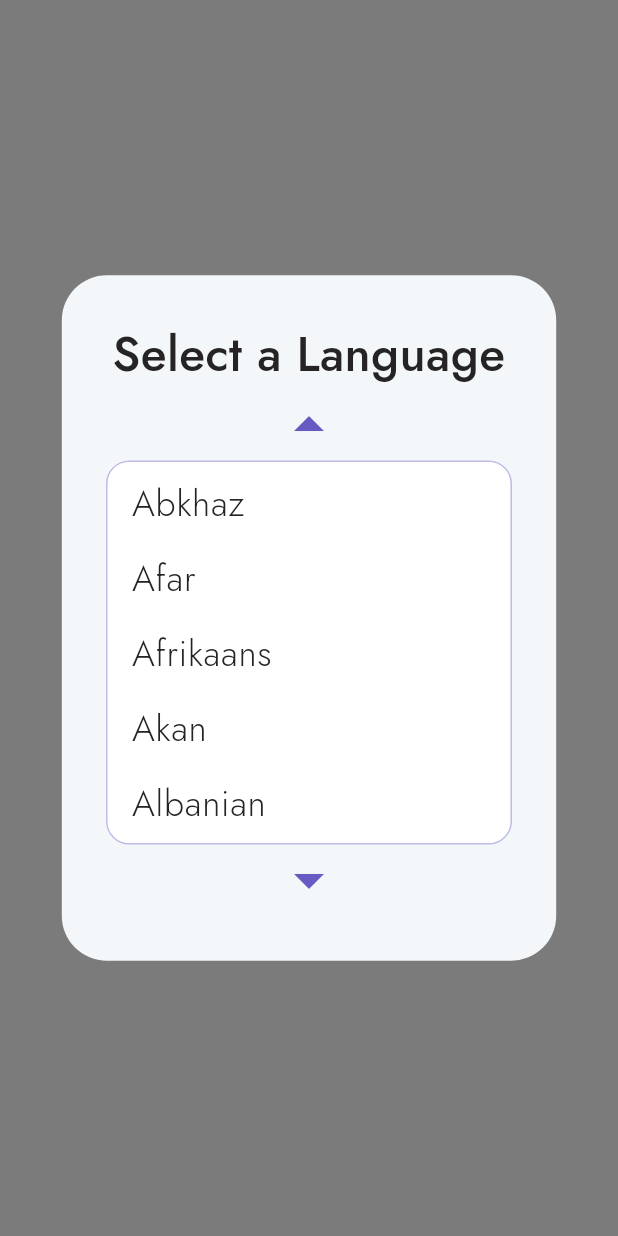
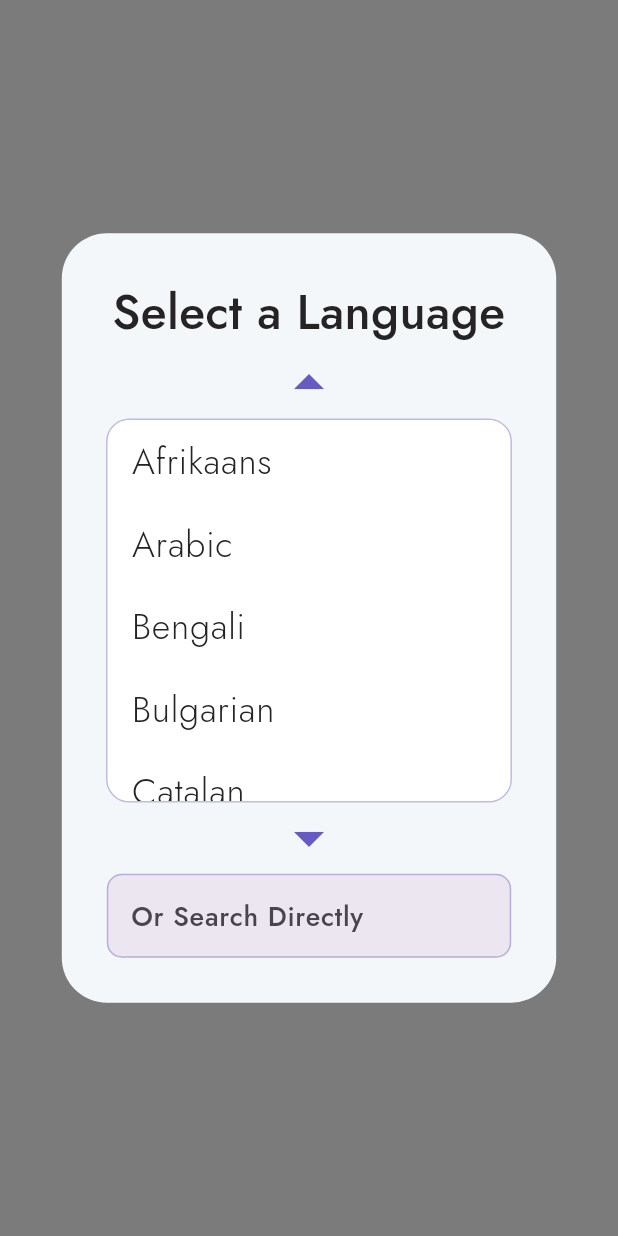
Before and after one commit to ElijahMSmith/Vocabulary-Trainer-App, a Flutter app: the LanguageSelector screen opened directly with empty values, on a phone screen of 412 x 824 dp. Run offline on Flutter 3.47's test engine with Material 3 defaults, Android fonts, the phone set to English and light mode, and no system bars; our stand-ins replace flutter_svg, shared_preferences, sqflite; accounts and stored records are empty.

Commit message:
Simplify language data, add searchbar to selector, fix selector initial offset to put selected halfway in container

```diff
--- a/lib/main.dart
+++ b/lib/main.dart
@@ -6,7 +6,6 @@ import 'package:provider/provider.dart';
 import 'package:vocab_trainer_app/misc/colors.dart';
 import 'package:vocab_trainer_app/misc/db_helper.dart';
 import 'package:vocab_trainer_app/misc/shared_preferences_helper.dart';
-import 'package:vocab_trainer_app/models/language_data.dart';
 import 'package:vocab_trainer_app/models/term_list.dart';
 import 'package:vocab_trainer_app/pages/enter.dart';
 import 'package:vocab_trainer_app/pages/practice.dart';
@@ -49,7 +48,6 @@ enum AppState { READY, LOADING, FAILED }
 class _FrameworkState extends State<Framework> {
   DBHelper db = DBHelper();
   SPHelper sp = SPHelper();
-  LanguageCollection languages = LanguageCollection();
 
   AppState loadingState = AppState.LOADING;
 
@@ -85,9 +83,6 @@ class _FrameworkState extends State<Framework> {
 
     await db.initialize();
     debugPrint("Loaded DB");
-
-    await languages.initialize();
-    debugPrint("Loaded language data");
 
     timerOuter.cancel();
 
--- a/lib/models/language_data.dart
+++ b/lib/models/language_data.dart
@@ -1,55 +1,87 @@
-import 'dart:convert';
-
-import 'package:flutter/services.dart';
-
 /*
 TODOs
 - Still not super happy with the design on this widget. Something isn't quite right.
 - Find a better solution for the ordering so you don't have to scroll nearly as far.
-- Get a new list because this one sucks
 - Make a search feature? Maybe not yet but later?
 - Update selector to include most common languages at the top or offer to enter new
 */
 
-class Language {
-  final String name;
-  final String nativeName;
-  final String code;
-
-  const Language(this.name, this.nativeName, this.code);
-
-  @override
-  String toString() {
-    return "($code) $name - $nativeName";
-  }
-}
-
-class LanguageCollection {
-  static final LanguageCollection _instance = LanguageCollection._internal();
-  List<Language> data = [];
-
-  // Loaded with other resources in the main widget before the app is usable
-  factory LanguageCollection() {
-    return _instance;
-  }
-
-  LanguageCollection._internal();
-
-  Future<void> initialize() async {
-    String languageJSON =
-        await rootBundle.loadString('assets/loads/languages.json');
-    Map<String, dynamic> languageData =
-        json.decode(languageJSON) as Map<String, dynamic>;
-    data = languageData.entries.map((entry) {
-      return Language(entry.value["name"] as String,
-          entry.value["nativeName"] as String, entry.key);
-    }).toList();
-  }
-
-  int indexOfName(String name) {
-    for (int i = 0; i < data.length; i++) {
-      if (data[i].name == name) return i;
-    }
-    return -1;
-  }
-}
+const allLanguages = [
+  "Afrikaans",
+  "Arabic",
+  "Bengali",
+  "Bulgarian",
+  "Catalan",
+  "Cantonese",
+  "Croatian",
+  "Czech",
+  "Danish",
+  "Dutch",
+  "Lithuanian",
+  "Malay",
+  "Malayalam",
+  "Panjabi",
+  "Tamil",
+  "English",
+  "Finnish",
+  "French",
+  "German",
+  "Greek",
+  "Hebrew",
+  "Hindi",
+  "Hungarian",
+  "Indonesian",
+  "Italian",
+  "Japanese",
+  "Javanese",
+  "Korean",
+  "Norwegian",
+  "Polish",
+  "Portuguese",
+  "Romanian",
+  "Russian",
+  "Serbian",
+  "Slovak",
+  "Slovene",
+  "Spanish",
+  "Swedish",
+  "Telugu",
+  "Thai",
+  "Turkish",
+  "Ukrainian",
+  "Vietnamese",
+  "Welsh",
+  "Sign language",
+  "Algerian",
+  "Aramaic",
+  "Armenian",
+  "Berber",
+  "Burmese",
+  "Bosnian",
+  "Brazilian",
+  "Bulgarian",
+  "Cypriot",
+  "Corsica",
+  "Creole",
+  "Scottish",
+  "Egyptian",
+  "Esperanto",
+  "Estonian",
+  "Finn",
+  "Flemish",
+  "Georgian",
+  "Hawaiian",
+  "Indonesian",
+  "Inuit",
+  "Irish",
+  "Icelandic",
+  "Latin",
+  "Mandarin",
+  "Nepalese",
+  "Sanskrit",
+  "Tagalog",
+  "Tahitian",
+  "Tibetan",
+  "Gypsy",
+  "Wu"
+];
--- a/lib/widgets/overlays/language_selector.dart
+++ b/lib/widgets/overlays/language_selector.dart
@@ -4,8 +4,6 @@ import 'package:vocab_trainer_app/models/language_data.dart';
 
 // ignore: must_be_immutable
 class LanguageSelector extends StatefulWidget {
-  final LanguageCollection allLanguages = LanguageCollection();
-
   final String? currentSelection;
   final void Function(String newLanguage) onLanguageSelect;
   OverlayEntry? _overlayRef;
@@ -39,7 +37,7 @@ class _LanguageSelectorState extends State<LanguageSelector>
   late AnimationController _opacityAnimationController;
   late Animation<double> _opacityAnimation;
 
-  final double TILE_HEIGHT = 50;
+  final double TILE_HEIGHT = 55;
 
   @override
   void initState() {
@@ -64,10 +62,11 @@ class _LanguageSelectorState extends State<LanguageSelector>
 
   // TODO: Add a search bar for filtering languages over scrolling
   // TODO: Group recently used at the top and then ALL below that
-  // TODO: Make all languages one line
 
   @override
   Widget build(BuildContext context) {
+    double LANGUAGE_SELECTOR_HEIGHT = 255;
+
     return Scaffold(
       backgroundColor: Colors.transparent,
       body: FadeTransition(
@@ -96,7 +95,7 @@ class _LanguageSelectorState extends State<LanguageSelector>
                   vertical: 30,
                   horizontal: 30,
                 ),
-                child: Column(
+                child: Column( // TODO: Render overflow when entering the search box
                   mainAxisAlignment: MainAxisAlignment.center,
                   crossAxisAlignment: CrossAxisAlignment.stretch,
                   mainAxisSize: MainAxisSize.min,
@@ -119,7 +118,7 @@ class _LanguageSelectorState extends State<LanguageSelector>
                           color: ThemeColors.secondary,
                         ),
                         Container(
-                          height: 255,
+                          height: LANGUAGE_SELECTOR_HEIGHT,
                           decoration: BoxDecoration(
                             color: ThemeColors.primary,
                             border: Border.all(
@@ -137,39 +136,43 @@ class _LanguageSelectorState extends State<LanguageSelector>
                             ),
                             child: ListView(
                               controller: ScrollController(
-                                  initialScrollOffset: widget
-                                              .currentSelection !=
-                                          null
-                                      ? (widget.allLanguages.indexOfName(
-                                              widget.currentSelection!) *
-                                          TILE_HEIGHT) // TODO: This doesn't work
-                                      : 0),
+                                initialScrollOffset: () {
+                                  if (widget.currentSelection != null) {
+                                    // Stupid code that centers the selected language
+                                    return allLanguages.indexOf(
+                                                widget.currentSelection!) *
+                                            TILE_HEIGHT -
+                                        LANGUAGE_SELECTOR_HEIGHT / 2 +
+                                        TILE_HEIGHT / 2;
+                                  }
+                                  return 0.0;
+                                }(),
+                              ),
                               children: [
-                                ...widget.allLanguages.data
+                                ...allLanguages
                                     .map<Widget>(
-                                      (languageData) => SizedBox(
+                                      (language) => SizedBox(
                                         height: TILE_HEIGHT,
                                         child: Material(
                                           color: widget.currentSelection ==
-                                                  languageData.name
+                                                  language
                                               ? ThemeColors.secondary
                                               : ThemeColors.primary,
                                           child: ListTile(
                                             title: Text(
-                                              languageData.name,
+                                              language,
                                               style: TextStyle(
                                                 fontSize: 24,
                                                 fontWeight: FontWeight.w300,
                                                 color:
                                                     widget.currentSelection ==
-                                                            languageData.name
+                                                            language
                                                         ? ThemeColors.primary
                                                         : ThemeColors.black,
                                               ),
                                             ),
                                             onTap: () {
-                                              widget.onLanguageSelect(
-                                                  languageData.name);
+                                              widget.onLanguageSelect(language);
                                               widget._overlayRef?.remove();
                                             },
                                           ),
@@ -188,6 +191,25 @@ class _LanguageSelectorState extends State<LanguageSelector>
                         ),
                       ],
                     ),
+                    SearchBar(
+                      hintText: "Or Search Directly",
+                      textStyle: const MaterialStatePropertyAll(
+                        TextStyle(
+                          fontSize: 18,
+                        ),
+                      ),
+                      elevation: const MaterialStatePropertyAll(0),
+                      shape: MaterialStatePropertyAll(
+                        RoundedRectangleBorder(
+                          borderRadius: BorderRadius.circular(10),
+                          side: BorderSide(
+                            color: ThemeColors.secondary.withOpacity(.4),
+                            width: 1,
+                            style: BorderStyle.solid,
+                          ),
+                        ),
+                      ),
+                    ),
                   ],
                 ),
               ),
```
Also changed, not shown: lib/widgets/overlays/confirmation_dialogue.dart (+0 -55 lines).
